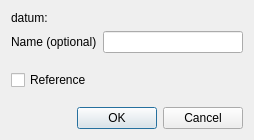
The window that src/Mod/Sketcher/Gui/InsertDatum.ui (southseact-3d/fcd) describes before a commit, drawn with Qt 5.
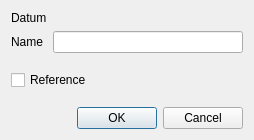
The same window after the commit. Custom widgets are drawn as their Qt base class.

Patch:
```diff
--- a/src/Mod/Sketcher/Gui/InsertDatum.ui
+++ b/src/Mod/Sketcher/Gui/InsertDatum.ui
@@ -28,7 +28,7 @@
      <item row="0" column="0">
       <widget class="QLabel" name="label">
        <property name="text">
-        <string>datum:</string>
+        <string>Datum</string>
        </property>
       </widget>
      </item>
@@ -45,7 +45,7 @@
      <item row="1" column="0">
       <widget class="QLabel" name="label_2">
        <property name="text">
-        <string>Name (optional)</string>
+        <string>Name</string>
        </property>
       </widget>
      </item>
```
Left out of the diff: 2 changed lines with no effect on the pictures.
